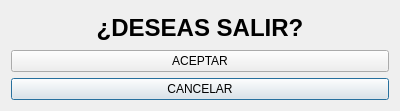
Above: ExitWindow.ui from braisd11/CarTeis before the change. Below: the same form after it.
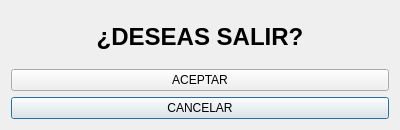
That is the form after the change.

```diff
--- a/ExitWindow.ui
+++ b/ExitWindow.ui
@@ -7,25 +7,25 @@
     <x>0</x>
     <y>0</y>
     <width>400</width>
-    <height>111</height>
+    <height>130</height>
    </rect>
   </property>
   <property name="sizePolicy">
    <sizepolicy hsizetype="Fixed" vsizetype="Fixed">
     <horstretch>0</horstretch>
-    <verstretch>0</verstretch>
+    <verstretch>130</verstretch>
    </sizepolicy>
   </property>
   <property name="minimumSize">
    <size>
     <width>400</width>
-    <height>111</height>
+    <height>130</height>
    </size>
   </property>
   <property name="maximumSize">
    <size>
     <width>400</width>
-    <height>111</height>
+    <height>130</height>
    </size>
   </property>
   <property name="windowTitle">
```
